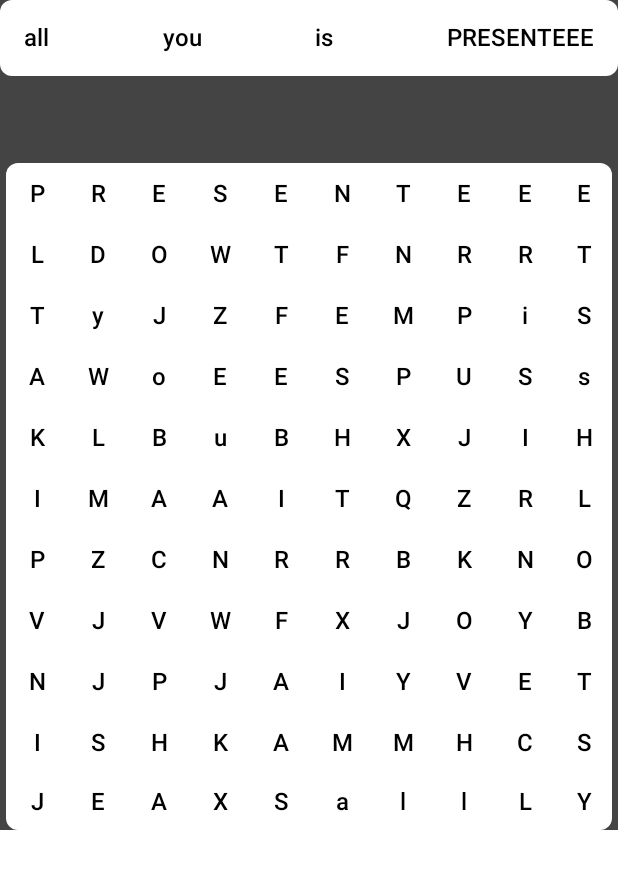
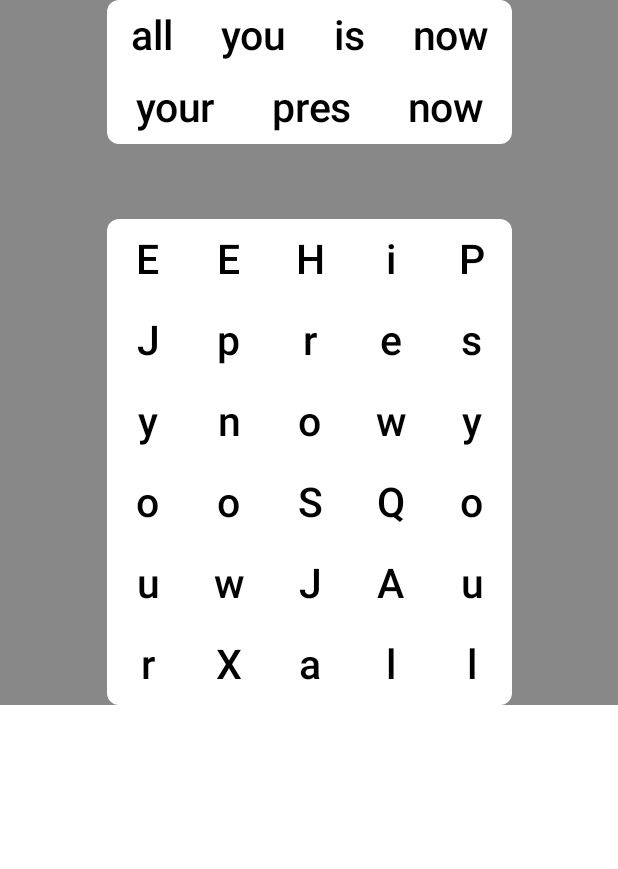
Before and after one commit to ajay020/word-search-game, an Android app built with Jetpack Compose: the @Preview function WordGridPreview, on a phone screen of 412 x 824 dp. Shown: the top 869 px of the screen. Run offline under Robolectric (Android 15) with nearby library versions, the phone set to English and light mode, and no system bars.

Commit message:
implement functionality to adjust grid size based on screen size

```diff
--- a/app/src/main/java/com/example/wordsearch/ui/components/WordGrid.kt
+++ b/app/src/main/java/com/example/wordsearch/ui/components/WordGrid.kt
@@ -2,15 +2,16 @@ package com.example.wordsearch.ui.components
 
 import android.util.Log
 import androidx.compose.foundation.background
-import androidx.compose.foundation.border
 import androidx.compose.foundation.gestures.detectDragGestures
 import androidx.compose.foundation.layout.Arrangement
 import androidx.compose.foundation.layout.Box
+import androidx.compose.foundation.layout.BoxWithConstraints
 import androidx.compose.foundation.layout.Column
 import androidx.compose.foundation.layout.ExperimentalLayoutApi
 import androidx.compose.foundation.layout.FlowRow
 import androidx.compose.foundation.layout.Row
 import androidx.compose.foundation.layout.Spacer
+import androidx.compose.foundation.layout.aspectRatio
 import androidx.compose.foundation.layout.fillMaxSize
 import androidx.compose.foundation.layout.fillMaxWidth
 import androidx.compose.foundation.layout.height
@@ -74,9 +75,11 @@ fun WordGrid(
 
     // Use LocalConfiguration to get screen dimensions
     val configuration = LocalConfiguration.current
+//    val screenWidthDp = configuration.screenWidthDp.dp
+    val padding = 16.dp // for 8.dp padding on each side
+
     val screenWidthDp = configuration.screenWidthDp.dp
-    val padding = 8.dp // for 4.dp padding on each side
-    val adjustedWidth = screenWidthDp - padding
+    val screenHeightDp = configuration.screenHeightDp.dp
 
     Log.d(TAG, "screenWidth: $screenWidthDp screenHeight: ${configuration.screenHeightDp.dp}")
 
@@ -84,34 +87,14 @@ fun WordGrid(
     val cellSize by remember(grid) {
         derivedStateOf {
             val numColumns = grid.getOrNull(0)?.size ?: 1
-            when {
-                adjustedWidth <= 360.dp && numColumns <= 5 ->50.dp
-                adjustedWidth <= 360.dp && numColumns <= 8 ->48.dp
-                adjustedWidth <= 360.dp && numColumns <= 10 ->38.dp
-                adjustedWidth <= 360.dp && numColumns <= 12 ->30.dp
-
-                adjustedWidth <= 390.dp && numColumns <= 5 ->54.dp
-                adjustedWidth <= 390.dp && numColumns <= 8 ->48.dp
-                adjustedWidth <= 390.dp && numColumns <= 10 ->38.dp
-                adjustedWidth <= 390.dp && numColumns <= 12 ->36.dp
-
-                adjustedWidth < 600.dp -> adjustedWidth / numColumns
-                else -> 50.dp // Large screen size
-            }
+            minOf( (screenWidthDp - padding) / numColumns, 54.dp)
         }
     }
 
     // Adjust text size based on the number of columns
     val textSize by remember(grid) {
         derivedStateOf {
-            val numColumns = grid.getOrNull(0)?.size ?: 1
-            when {
-                numColumns <= 5 -> 28.sp
-                numColumns <= 6 -> 22.sp
-                numColumns <= 8 -> 20.sp
-                numColumns < 10 -> 18.sp
-                else -> 16.sp
-            }
+            (cellSize.value / 2).sp // This scales text size proportionally to cell size
         }
     }
     // Get LocalDensity from the composable context
@@ -125,18 +108,17 @@ fun WordGrid(
         modifier =
         Modifier
             .fillMaxWidth()
-                .background(Color.DarkGray),
+            .background(Color.Gray),
         horizontalAlignment = Alignment.CenterHorizontally,
     ) {
         WordList(
-            modifier = Modifier.width(cellSize * grid.size),
+            modifier = Modifier.width(cellSize * grid[0].size),
             words = words,
             textSize = textSize,
             foundWords = foundWords,
         )
-        Spacer(modifier = Modifier.height(4.dp))
         CurrentWord(currentWord = currentWord)
-        Spacer(modifier = Modifier.height(4.dp))
+        Spacer(modifier = Modifier.height(0.dp))
 
         if (grid.isNotEmpty()) {
             GridContainer(
@@ -169,7 +151,8 @@ fun GridContainer(
             .size(
                 gridData.cellSize * gridData.grid[0].size,
                 gridData.cellSize * gridData.grid.size,
-                ).background(Color.White, shape = RoundedCornerShape(8.dp))
+            )
+            .background(Color.White, shape = RoundedCornerShape(8.dp))
             .drawLines(gridData.selectedLines, gridData.currentLine)
             .handleGestures(viewModel),
         contentAlignment = Alignment.Center,
@@ -192,6 +175,7 @@ fun GridDisplay(
     selectedCells: Set<Pair<Int, Int>>,
     positionOfHintWords: List<Pair<Int, Int>>,
 ) {
+
     Column(
         modifier =
         Modifier
@@ -203,23 +187,18 @@ fun GridDisplay(
         grid.forEachIndexed { rowIndex, row ->
             Row {
                 row.forEachIndexed { colIndex, letter ->
+                    val isHintWord = positionOfHintWords.contains(rowIndex to colIndex)
+
                     Box(
                         modifier =
                             Modifier
-                                .background(Color.Transparent)
+                                .getBackground(isHintWord)
                                 .size(cellSize),
                         contentAlignment = Alignment.Center,
                     ) {
                         val isSelected =
                             selectedCells.contains(rowIndex to colIndex)
-                        val isHintWord = positionOfHintWords.contains(rowIndex to colIndex)
-                        Box(
-                            modifier =
-                                Modifier
-                                    .size(cellSize / 2)
-                                    .getCellBorder(isHintWord),
-                            contentAlignment = Alignment.Center,
-                        ) {
+
                         Text(
                             modifier =
                                 Modifier
@@ -238,18 +217,13 @@ fun GridDisplay(
         }
     }
 }
-}
 
-fun Modifier.getCellBorder(
-    isHintWord: Boolean,
-): Modifier {
-    return if (isHintWord) {
-        this.border(2.dp, Color.Black, shape = CircleShape, )
+fun Modifier.getBackground(isHintWord: Boolean): Modifier =
+    if (isHintWord) {
+        this.background(Color.Yellow, shape = CircleShape)
     } else {
         this
     }
-}
-
 
 @Composable
 fun Modifier.drawLines(
@@ -296,7 +270,7 @@ fun Modifier.handleGestures(viewModel: WordGridViewModel): Modifier =
 @Composable
 fun CurrentWord(
     modifier: Modifier = Modifier,
-    currentWord: String = " ",
+    currentWord: String,
 ) {
     Box(
         modifier =
@@ -334,9 +308,9 @@ fun WordList(
         modifier =
             modifier
                 .background(Color.White, shape = RoundedCornerShape(8.dp))
-                .padding(8.dp),
+                .padding(0.dp),
         maxItemsInEachRow = 4,
-        horizontalArrangement = Arrangement.SpaceBetween,
+        horizontalArrangement = Arrangement.SpaceAround,
     ) {
         words.forEach { word ->
             val isFound = word in foundWords
@@ -356,7 +330,11 @@ fun WordList(
     }
 }
 
-@Preview(showBackground = true)
+@Preview(
+    showBackground = true,
+    widthDp = 720,
+    heightDp = 1280
+)
 @Composable
 private fun WordGridPreview() {
     val words =
@@ -364,16 +342,22 @@ private fun WordGridPreview() {
             "all",
             "you",
             "is",
-            "PRESENTEEE"
+            "now",
+            "your",
+            "pres",
+            "now",
         )
 
     val viewModel = WordGridViewModel()
+
+//    WordList(
+//        words = words,
+//        foundWords = setOf("APPLE"), textSize = 16.sp
+//    )
 
     WordGrid(
         viewModel = viewModel,
         grid = generateGrid(words),
         wordList = words,
     )
-
-//    WordList(words = words, foundWords = setOf("APPLE"), textSize = 16.sp)
 }
--- a/app/src/main/java/com/example/wordsearch/ui/screens/HomeScreen.kt
+++ b/app/src/main/java/com/example/wordsearch/ui/screens/HomeScreen.kt
@@ -134,4 +134,5 @@ fun LockedPuzzleDialog(
 @Preview(showBackground = true)
 @Composable
 private fun HomeScreenPreview() {
+
 }
```
Also changed, not shown: app/src/main/assets/puzzles.json (+14 -7 lines), app/src/main/java/com/example/wordsearch/MainActivity.kt (+28 -0 lines), app/src/main/java/com/example/wordsearch/ui/screens/GameScreen.kt (+21 -9 lines). Lines whose indentation alone changed are shown as unchanged.
